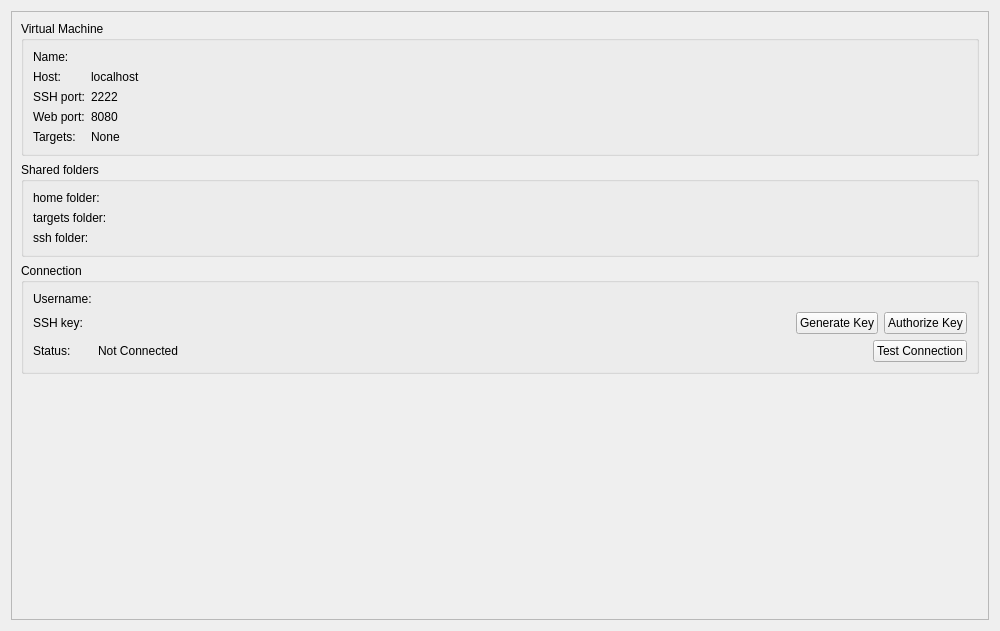
Before: the Qt Designer form src/plugins/mer/mersdkdetailswidget.ui in sailfishos/sailfish-qtcreator, drawn with Qt 5.
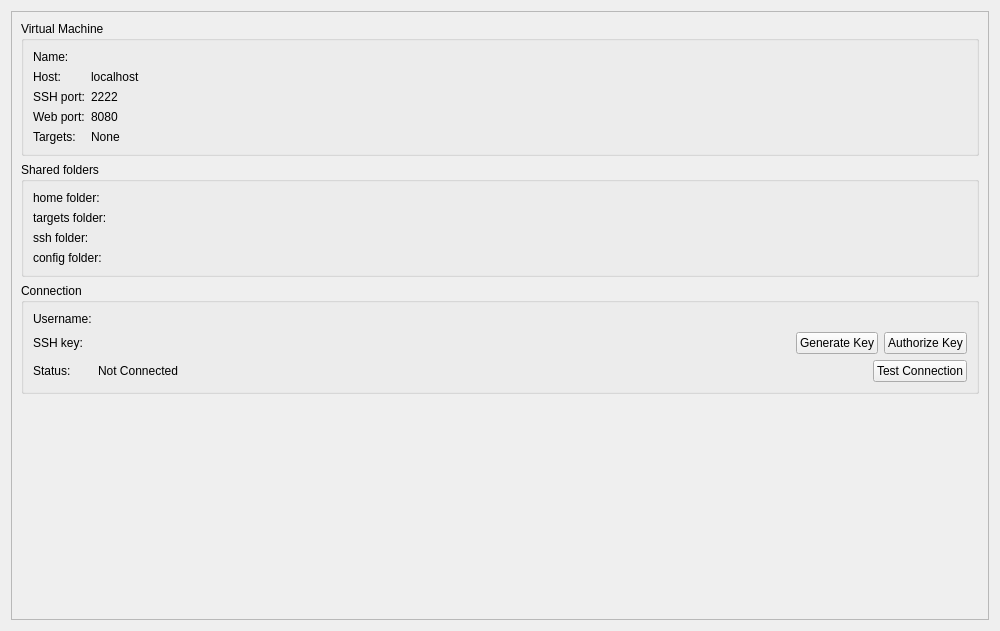
After: the same form once the commit is applied. Custom widgets are drawn as their Qt base class.

Commit message: Jolla: Adds handling for config shared folder

```diff
--- a/src/plugins/mer/mersdkdetailswidget.ui
+++ b/src/plugins/mer/mersdkdetailswidget.ui
@@ -30,8 +30,8 @@
        <rect>
         <x>0</x>
         <y>0</y>
-        <width>978</width>
-        <height>609</height>
+        <width>986</width>
+        <height>617</height>
        </rect>
       </property>
       <layout class="QVBoxLayout" name="verticalLayout_2">
@@ -162,6 +162,20 @@
             </property>
            </widget>
           </item>
+          <item row="3" column="0">
+           <widget class="QLabel" name="configFolderLabel">
+            <property name="text">
+             <string>config folder:</string>
+            </property>
+           </widget>
+          </item>
+          <item row="3" column="1">
+           <widget class="QLabel" name="configFolderPathLabel">
+            <property name="text">
+             <string/>
+            </property>
+           </widget>
+          </item>
          </layout>
         </widget>
        </item>
```
Left out of the diff: 5 changed lines with no effect on the pictures. The commit also changes 6 other files.
